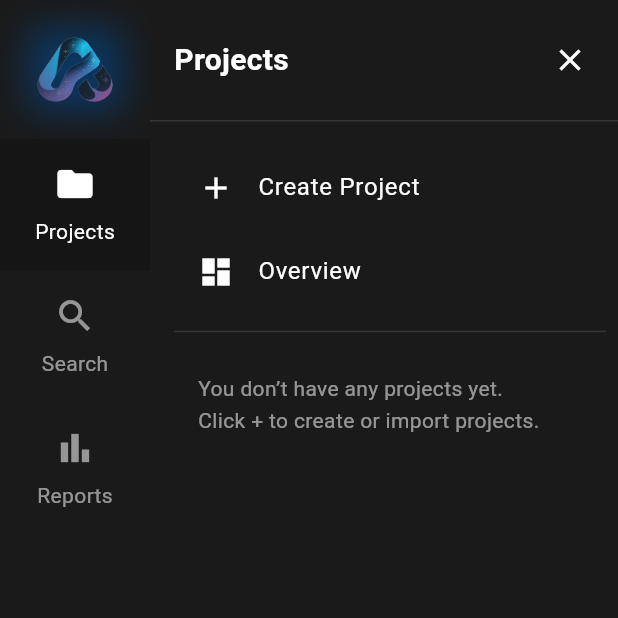
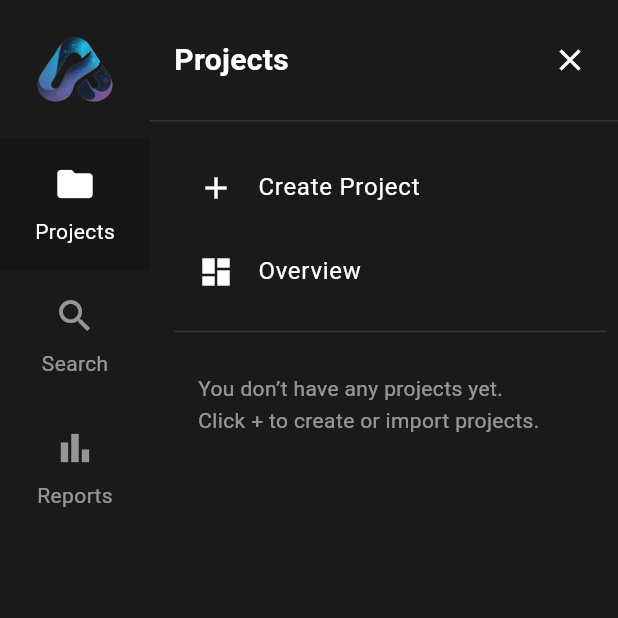
Before and after one commit to Mustfa-IT/aurora_flow, a Flutter app: the HomePage screen opened by its route, after a tap on "Projects", on a phone screen of 412 x 824 dp, the top half of it. Run offline on Flutter 3.47's test engine with Material 3 defaults, Android fonts, the phone set to English and light mode, and no system bars; our stand-ins replace equatable, flutter_bloc, fpdart, get_it, pocketbase and 1 more; missing offline and left inert: dart:ffi, universal_html, window_manager; accounts and stored records are empty.

Commit message:
Refactor side navigation bar: rename file and restore widget implementation

```diff
--- a/lib/features/home/view/pages/home_page.dart
+++ b/lib/features/home/view/pages/home_page.dart
@@ -6,7 +6,7 @@ import 'package:task_app/features/home/view/widget/app-design.dart';
 import 'package:task_app/features/home/view/widget/data-models.dart';
 import 'package:task_app/features/home/view/widget/main-dashboard.dart';
 import 'package:task_app/features/home/view/widget/profile-drawer.dart';
-import 'package:task_app/features/home/view/widget/side-savigation-bar.dart';
+import 'package:task_app/features/home/view/widget/side-navigation-bar.dart';
 import 'package:task_app/features/home/view/widget/sliding-menu.dart';
 import 'package:task_app/features/home/view/widget/top-bar.dart';
 
--- a/lib/features/home/view/widget/side-savigation-bar.dart
+++ b/lib/features/home/view/widget/side-navigation-bar.dart
@@ -35,19 +35,7 @@ class SideNavigationBar extends StatelessWidget {
   Widget _buildLogo() {
     return Padding(
       padding: const EdgeInsets.all(24.0),
-      child: Container(
-        decoration: BoxDecoration(
-          boxShadow: [
-            BoxShadow(
-              color: const Color.fromARGB(255, 2, 73, 145).withOpacity(0.6),
-              spreadRadius: 5,
-              blurRadius: 20,
-              offset: Offset(0, 0),
-            ),
-          ],
-        ),
-        child: Image.asset('assets/logo-image2.png', width: 60),
-      ),
+      child: Image.asset('assets/logo-image2.png', width: 60),
     );
   }
 
```
